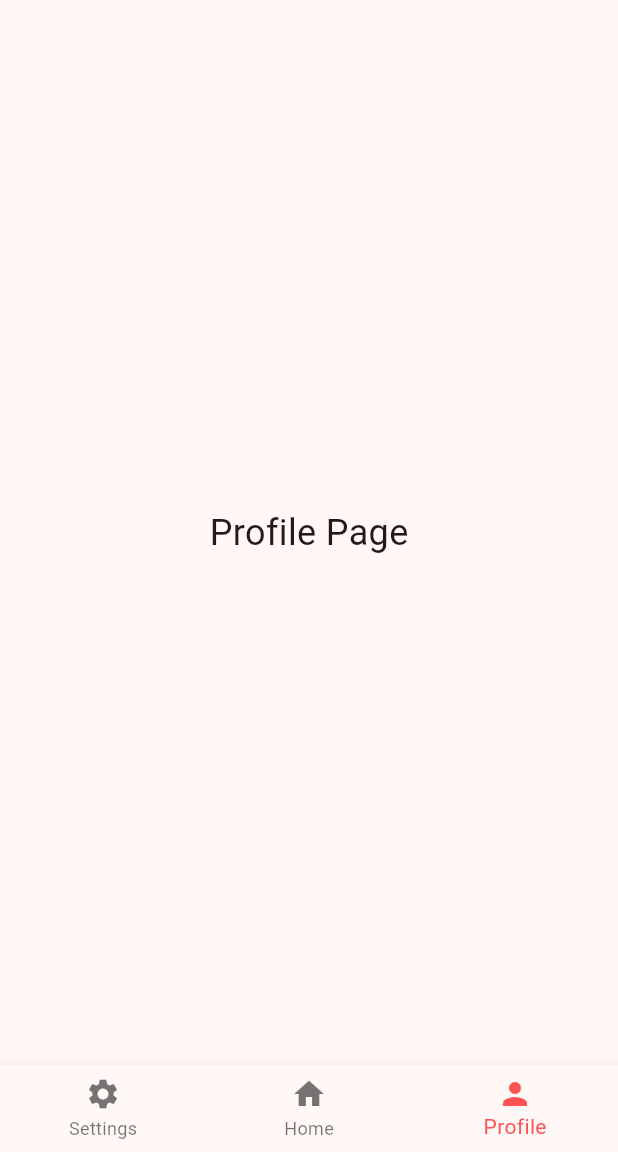
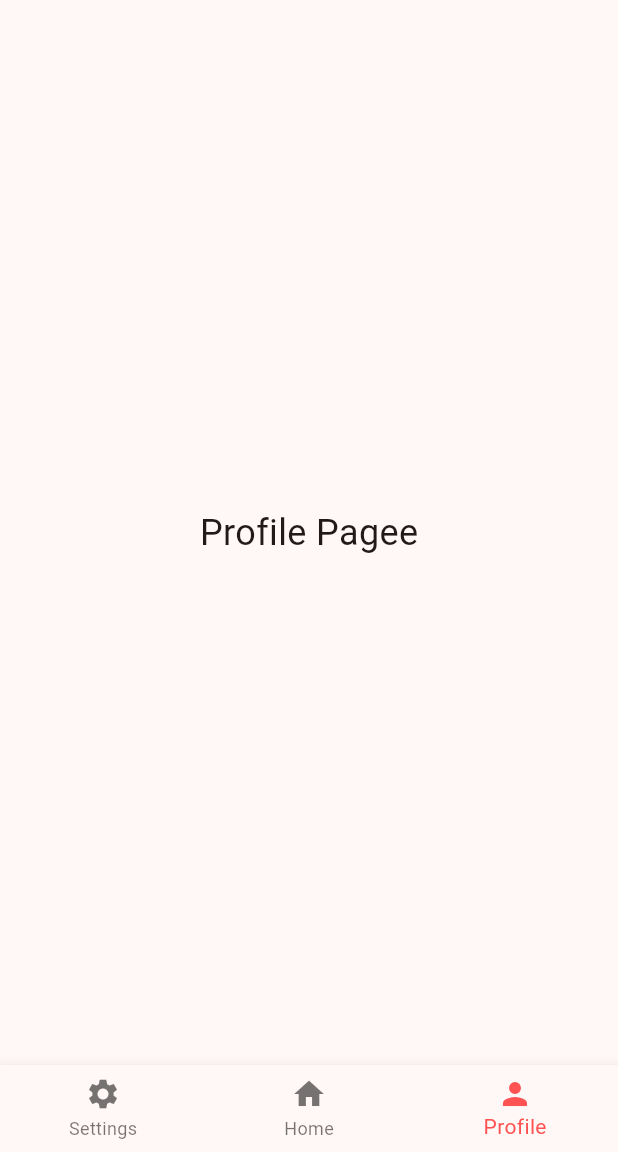
Before and after one commit to DemolaFestivalEvent/Vipteryx, a Flutter app: the screen it shows after launch, item 3 of the bottom bar chosen, on a phone screen of 412 x 824 dp, the part 84-1236 px from its top. Run offline on Flutter 3.47's test engine with Material 3 defaults, Android fonts, the phone set to English and light mode, and no system bars; our stand-ins replace flutter_map, latlong2.

Commit message:
created own separate files for each screen for easier development

```diff
--- a/vipteryx_demola2/lib/main.dart
+++ b/vipteryx_demola2/lib/main.dart
@@ -1,6 +1,7 @@
 import 'package:flutter/material.dart';
-import 'package:flutter_map/flutter_map.dart';
-import 'package:latlong2/latlong.dart';
+import 'settings_page.dart';
+import 'home_map_page.dart';
+import 'profile_page.dart';
 
 void main() {
   runApp(const MyApp());
@@ -31,62 +32,11 @@
 
 class _MyHomePageState extends State<MyHomePage> {
   int _selectedIndex = 1;
-  static const LatLng _center = LatLng(65.02147, 25.45964); // Kuusisaari
 
   static final List<Widget> _pages = <Widget>[
-    // Settings Page
-    Center(child: Text('Settings Page', style: TextStyle(fontSize: 24))),
-    // Home (Map) Page
-    Column(
-      crossAxisAlignment: CrossAxisAlignment.stretch,
-      children: [
-        Padding(
-          padding: const EdgeInsets.all(16.0),
-          child: Text(
-            'Explore the Festival Grounds',
-            style: TextStyle(fontWeight: FontWeight.bold, fontSize: 22),
-            textAlign: TextAlign.center,
-          ),
-        ),
-        Expanded(
-          child: Container(
-            margin: const EdgeInsets.symmetric(horizontal: 16.0),
-            decoration: BoxDecoration(
-              color: Colors.grey[300],
-              borderRadius: BorderRadius.circular(16.0),
-            ),
-            child: ClipRRect(
-              borderRadius: BorderRadius.circular(16.0),
-              child: FlutterMap(
-                options: MapOptions(
-                  center: _center,
-                  zoom: 15,
-                ),
-                children: [
-                  TileLayer(
-                    urlTemplate: 'https://{s}.tile.openstreetmap.org/{z}/{x}/{y}.png',
-                    subdomains: ['a', 'b', 'c'],
-                    userAgentPackageName: 'com.example.vipteryx_demola2',
-                  ),
-                  MarkerLayer(
-                    markers: [
-                      Marker(
-                        width: 40.0,
-                        height: 40.0,
-                        point: _center,
-                        child: Icon(Icons.location_on, color: Colors.red, size: 40),
-                      ),
-                    ],
-                  ),
-                ],
-              ),
-            ),
-          ),
-        ),
-      ],
-    ),
-    // Profile Page
-    Center(child: Text('Profile Page', style: TextStyle(fontSize: 24))),
+    SettingsPage(),
+    HomeMapPage(),
+    ProfilePage(),
   ];
 
   void _onItemTapped(int index) {
--- /dev/null
+++ b/vipteryx_demola2/lib/profile_page.dart
@@ -0,0 +1,12 @@
+import 'package:flutter/material.dart';
+
+class ProfilePage extends StatelessWidget {
+  const ProfilePage({super.key});
+
+  @override
+  Widget build(BuildContext context) {
+    return const Center(
+      child: Text('Profile Pagee', style: TextStyle(fontSize: 24)),
+    );
+  }
+}
```
Also changed, not shown: vipteryx_demola2/lib/home_map_page.dart (added, +61 -0 lines), vipteryx_demola2/lib/settings_page.dart (added, +12 -0 lines).
